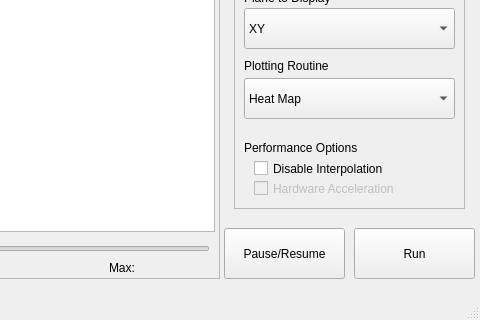
Qt form REDonFDTDGUI/mainwindow.ui (JBlack93/REDonFDTD) before a commit; both pictures show x 266 to 746 and y 191 to 511 of the 746 by 511 pixel window.
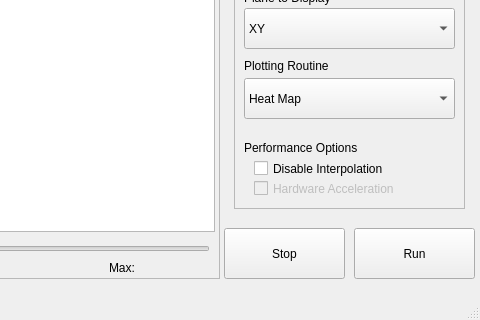
The same form after that commit.

```diff
--- a/REDonFDTDGUI/mainwindow.ui
+++ b/REDonFDTDGUI/mainwindow.ui
@@ -40,7 +40,7 @@
      </rect>
     </property>
     <property name="text">
-     <string>Pause/Resume</string>
+     <string>Stop</string>
     </property>
    </widget>
    <widget class="QToolButton" name="OptionButton">
```
Left out of the diff: 23 changed lines with no effect on the pictures.
